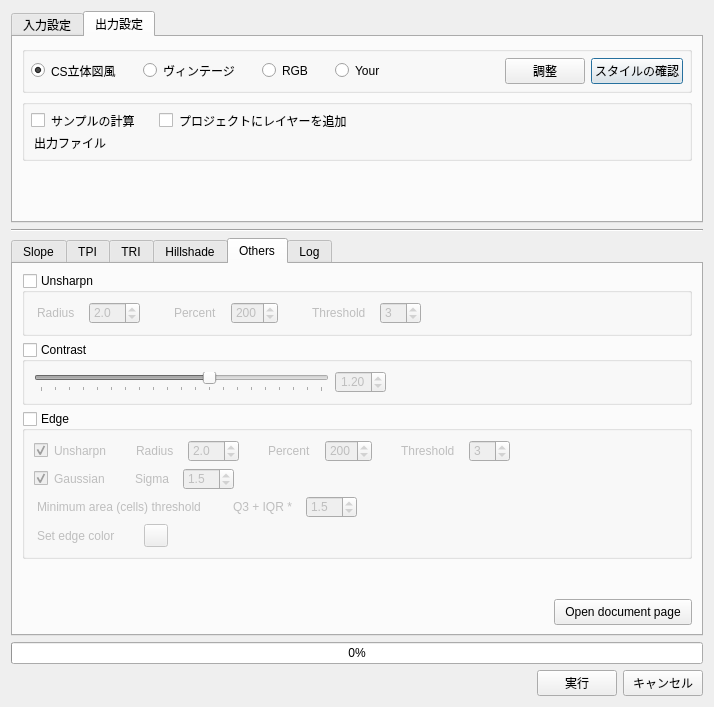
Old version of the form views/generate_topography_dialog_base.ui in the repository shingo405nagano/generating_topoglaphic_maps.
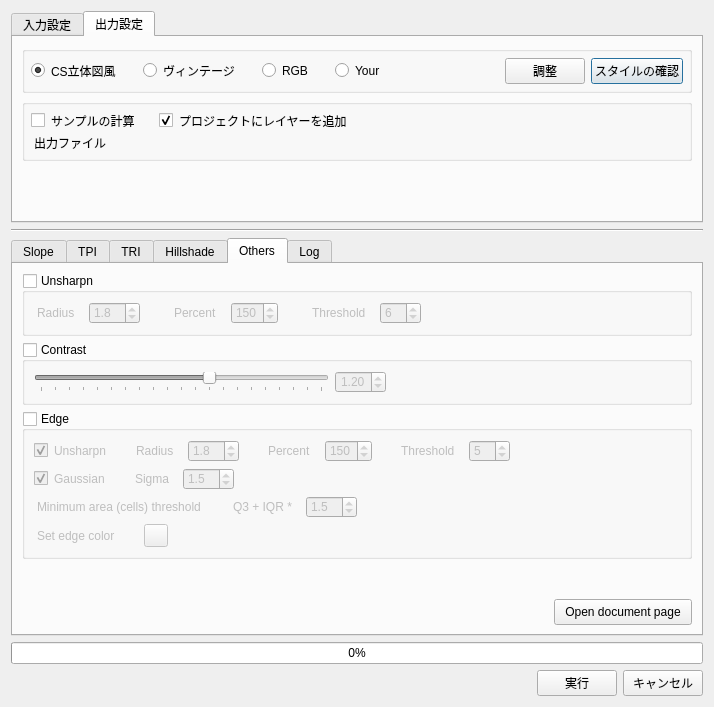
New version of the form. The open tabs and pages were chosen to show the change. Custom widgets are drawn as their Qt base class.

Diff of the .ui file:
```diff
--- a/views/generate_topography_dialog_base.ui
+++ b/views/generate_topography_dialog_base.ui
@@ -483,6 +483,9 @@
               <property name="text">
                <string>プロジェクトにレイヤーを追加</string>
               </property>
+              <property name="checked">
+               <bool>true</bool>
+              </property>
              </widget>
             </item>
             <item row="0" column="2">
@@ -1841,10 +1844,10 @@
                <number>1</number>
               </property>
               <property name="maximum">
-               <number>10</number>
+               <number>20</number>
               </property>
               <property name="value">
-               <number>3</number>
+               <number>6</number>
               </property>
               <property name="showClearButton">
                <bool>false</bool>
@@ -1879,7 +1882,7 @@
                <number>10</number>
               </property>
               <property name="value">
-               <number>200</number>
+               <number>150</number>
               </property>
               <property name="showClearButton">
                <bool>false</bool>
@@ -1898,7 +1901,7 @@
                <double>0.100000000000000</double>
               </property>
               <property name="value">
-               <double>2.000000000000000</double>
+               <double>1.800000000000000</double>
               </property>
              </widget>
             </item>
@@ -2026,7 +2029,7 @@
                <number>10</number>
               </property>
               <property name="value">
-               <number>200</number>
+               <number>150</number>
               </property>
               <property name="showClearButton">
                <bool>false</bool>
@@ -2039,10 +2042,10 @@
                <number>1</number>
               </property>
               <property name="maximum">
-               <number>10</number>
+               <number>20</number>
               </property>
               <property name="value">
-               <number>3</number>
+               <number>5</number>
               </property>
               <property name="showClearButton">
                <bool>false</bool>
@@ -2080,7 +2083,7 @@
                <double>0.100000000000000</double>
               </property>
               <property name="value">
-               <double>2.000000000000000</double>
+               <double>1.800000000000000</double>
               </property>
              </widget>
             </item>
```
Left out of the diff: 4 changed lines with no effect on the pictures.
